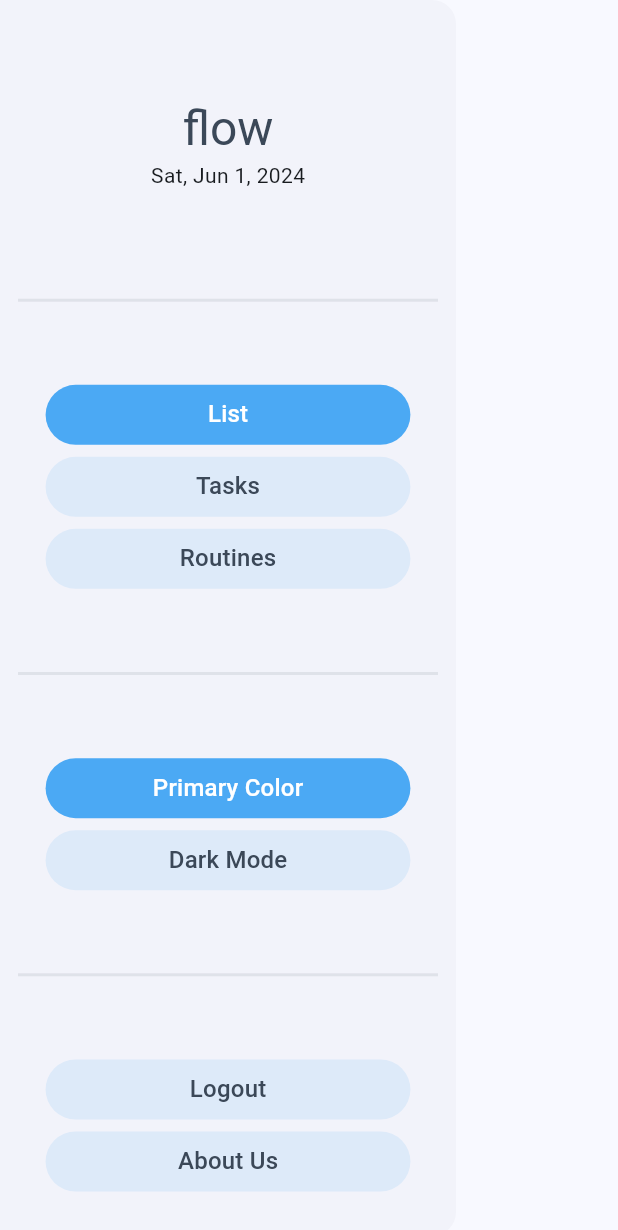
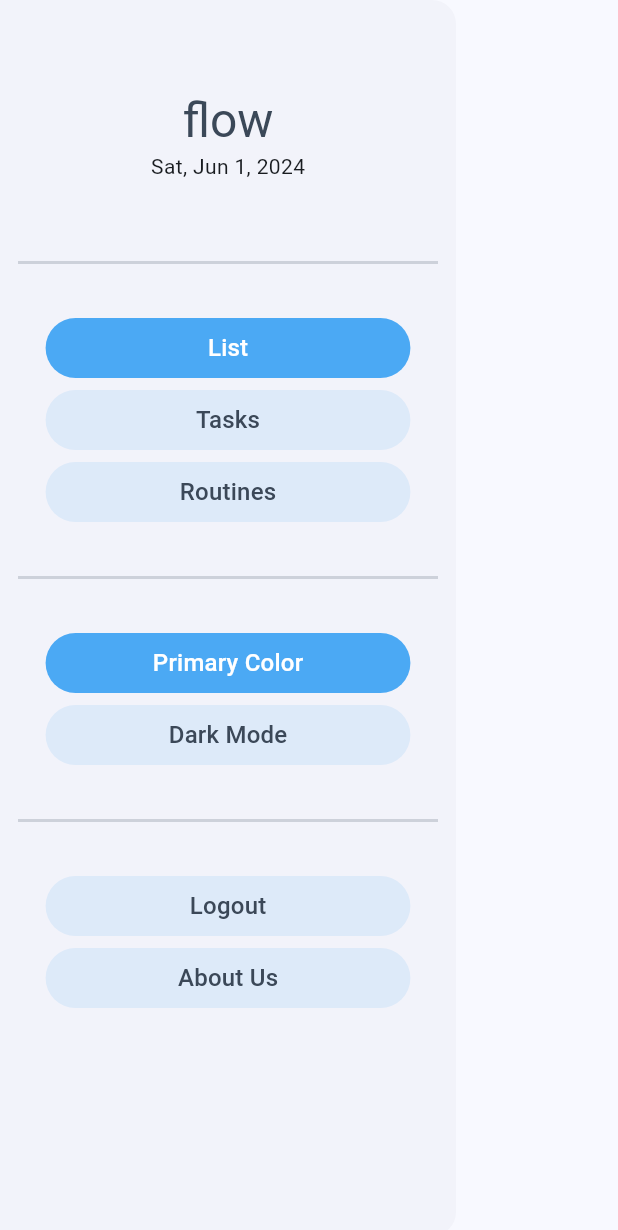
Before and after one commit to GPFerland/flow, a Flutter app: the DefaultDrawer widget shown alone on an empty page, opened directly, on a phone screen of 412 x 824 dp. Shown: the top 1230 px of the screen. Run offline on Flutter 3.47's test engine with Material 3 defaults, Android fonts, the phone set to English and light mode, and no system bars; our stand-ins replace cloud_firestore, email_validator, firebase_auth, firebase_core, flutter_riverpod, riverpod and 1 more; missing offline and left inert: flex_color_picker, flutter_iconpicker, wolt_modal_sheet; accounts and stored records are empty; generated files the repository leaves out were written again.

Commit message:
i like where this is going, still more to do though

```diff
--- a/lib/modals/forms/task_form.dart
+++ b/lib/modals/forms/task_form.dart
@@ -244,8 +244,6 @@ class _TaskFormState extends ConsumerState<TaskForm>
             Card(
               margin: const EdgeInsets.all(0),
               color: Theme.of(context).colorScheme.secondaryContainer,
-              child: SingleChildScrollView(
-                padding: const EdgeInsets.symmetric(horizontal: 4),
               child: Column(
                 children: [
                   TabBar(
@@ -296,7 +294,6 @@ class _TaskFormState extends ConsumerState<TaskForm>
                 ],
               ),
             ),
-            ),
             const SizedBox(
               height: 8,
             ),
--- a/lib/modals/reschedule_task_modal.dart
+++ b/lib/modals/reschedule_task_modal.dart
@@ -8,6 +8,9 @@ Future showScheduleTaskModal({
   required Task task,
   required DateTime date,
 }) {
+  final double screenWidth = MediaQuery.of(context).size.width;
+  final double modalWidth = screenWidth * 0.9;
+
   SliverWoltModalSheetPage scheduleTaskPage = WoltModalSheetPage(
     hasTopBarLayer: false,
     child: Container(
@@ -34,6 +37,7 @@ Future showScheduleTaskModal({
 
   return WoltModalSheet.show<void>(
     context: context,
+    maxDialogWidth: modalWidth > 640 ? 640 : modalWidth,
     pageListBuilder: (modalSheetContext) {
       return [
         scheduleTaskPage,
--- a/lib/widgets/dividers/divider_on_secondary_container.dart
+++ /dev/null
@@ -1,17 +0,0 @@
-import 'package:flutter/material.dart';
-
-class DividerOnSecondaryContainer extends StatelessWidget {
-  const DividerOnSecondaryContainer({super.key});
-
-  @override
-  Widget build(BuildContext context) {
-    return Padding(
-      padding: const EdgeInsets.symmetric(horizontal: 12),
-      child: Container(
-        height: 2,
-        color:
-            Theme.of(context).colorScheme.onSecondaryContainer.withOpacity(0.1),
-      ),
-    );
-  }
-}
--- a/lib/widgets/drawer/default_drawer.dart
+++ b/lib/widgets/drawer/default_drawer.dart
@@ -1,4 +1,4 @@
-import 'package:flow/widgets/dividers/divider_on_secondary_container.dart';
+import 'package:flow/widgets/drawer/default_drawer_divider.dart';
 import 'package:flow/widgets/drawer/drawer_navigation_buttons/drawer_navigation_buttons.dart';
 import 'package:flow/widgets/drawer/drawer_theme_buttons/drawer_theme_buttons.dart';
 import 'package:flow/widgets/drawer/default_drawer_header.dart';
@@ -11,22 +11,24 @@ class DefaultDrawer extends StatelessWidget {
   @override
   Widget build(BuildContext context) {
     return const Drawer(
+      child: SingleChildScrollView(
+        physics: AlwaysScrollableScrollPhysics(),
         child: Padding(
           padding: EdgeInsets.only(
-          top: 40,
-          //bottom: 40,
+            top: 60,
+            bottom: 20,
           ),
           child: Column(
-          mainAxisAlignment: MainAxisAlignment.spaceAround,
             children: [
               DefaultDrawerHeader(),
-            DividerOnSecondaryContainer(),
+              DefaultDrawerDivider(),
               DrawerNavigationButtons(),
-            DividerOnSecondaryContainer(),
+              DefaultDrawerDivider(),
               DrawerThemeButtons(),
-            DividerOnSecondaryContainer(),
+              DefaultDrawerDivider(),
               DrawerAccountButtons(),
             ],
+          ),
         ),
       ),
     );
--- /dev/null
+++ b/lib/widgets/drawer/default_drawer_divider.dart
@@ -0,0 +1,20 @@
+import 'package:flutter/material.dart';
+
+class DefaultDrawerDivider extends StatelessWidget {
+  const DefaultDrawerDivider({super.key});
+
+  @override
+  Widget build(BuildContext context) {
+    return Padding(
+      padding: const EdgeInsets.symmetric(
+        horizontal: 12,
+        vertical: 32,
+      ),
+      child: Container(
+        height: 2,
+        color:
+            Theme.of(context).colorScheme.onSecondaryContainer.withOpacity(0.2),
+      ),
+    );
+  }
+}
```
Also changed, not shown: lib/modals/forms/monthly_task_fields.dart (+20 -13 lines), lib/modals/forms/one_time_task_fields.dart (+42 -9 lines), lib/modals/forms/weekly_task_fields.dart (+7 -2 lines). Lines whose indentation alone changed are shown as unchanged.
